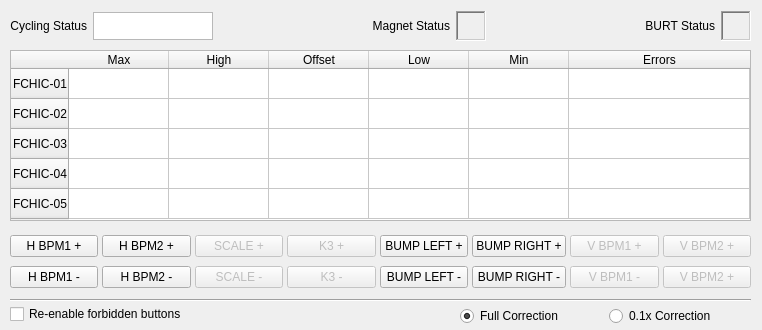
Old version of the form i10.ui in the repository DiamondLightSource/i10switching.
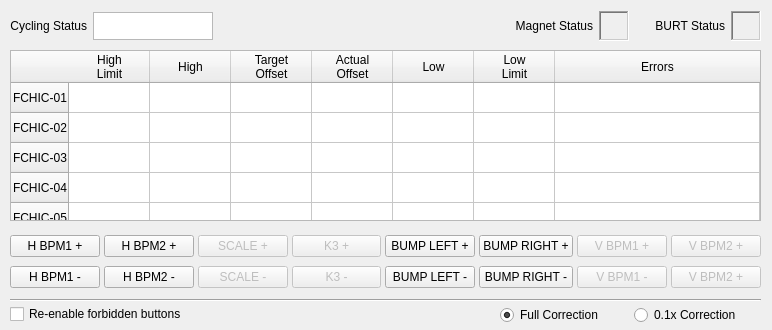
New version of the form.

Commit message: Add extra column and changes names of columns in table

What changed in the file:
```diff
--- a/i10.ui
+++ b/i10.ui
@@ -6,7 +6,7 @@
    <rect>
     <x>0</x>
     <y>0</y>
-    <width>762</width>
+    <width>772</width>
     <height>330</height>
    </rect>
   </property>
@@ -40,7 +40,7 @@
      <rect>
       <x>10</x>
       <y>230</y>
-      <width>741</width>
+      <width>751</width>
       <height>64</height>
      </rect>
     </property>
@@ -213,7 +213,7 @@
      <rect>
       <x>10</x>
       <y>50</y>
-      <width>741</width>
+      <width>751</width>
       <height>171</height>
      </rect>
     </property>
@@ -245,19 +245,25 @@
      <number>5</number>
     </property>
     <property name="columnCount">
-     <number>6</number>
+     <number>7</number>
     </property>
+    <attribute name="horizontalHeaderDefaultSectionSize">
+     <number>81</number>
+    </attribute>
     <attribute name="horizontalHeaderStretchLastSection">
      <bool>true</bool>
     </attribute>
     <attribute name="verticalHeaderStretchLastSection">
-     <bool>false</bool>
+     <bool>true</bool>
     </attribute>
     <attribute name="horizontalHeaderStretchLastSection">
      <bool>true</bool>
     </attribute>
     <attribute name="verticalHeaderStretchLastSection">
-     <bool>false</bool>
+     <bool>true</bool>
+    </attribute>
+    <attribute name="horizontalHeaderDefaultSectionSize">
+     <number>81</number>
     </attribute>
     <row>
      <property name="text">
@@ -286,7 +292,8 @@
     </row>
     <column>
      <property name="text">
-      <string>Max</string>
+      <string>High
+Limit</string>
      </property>
     </column>
     <column>
@@ -296,7 +303,14 @@
     </column>
     <column>
      <property name="text">
-      <string>Offset</string>
+      <string>Target
+Offset</string>
+     </property>
+    </column>
+    <column>
+     <property name="text">
+      <string>Actual
+Offset</string>
      </property>
     </column>
     <column>
@@ -306,7 +320,8 @@
     </column>
     <column>
      <property name="text">
-      <string>Min</string>
+      <string>Low
+Limit</string>
      </property>
     </column>
     <column>
@@ -314,13 +329,18 @@
       <string>Errors</string>
      </property>
     </column>
+    <item row="0" column="0">
+     <property name="text">
+      <string/>
+     </property>
+    </item>
    </widget>
    <widget class="QWidget" name="layoutWidget">
     <property name="geometry">
      <rect>
       <x>10</x>
       <y>10</y>
-      <width>741</width>
+      <width>751</width>
       <height>32</height>
      </rect>
     </property>
@@ -468,6 +488,9 @@
        <property name="orientation">
         <enum>Qt::Horizontal</enum>
        </property>
+       <property name="sizeType">
+        <enum>QSizePolicy::Preferred</enum>
+       </property>
        <property name="sizeHint" stdset="0">
         <size>
          <width>20</width>
@@ -496,7 +519,7 @@
      <rect>
       <x>10</x>
       <y>290</y>
-      <width>741</width>
+      <width>751</width>
       <height>21</height>
      </rect>
     </property>
@@ -507,9 +530,9 @@
    <widget class="QWidget" name="layoutWidget">
     <property name="geometry">
      <rect>
-      <x>460</x>
-      <y>304</y>
-      <width>291</width>
+      <x>500</x>
+      <y>303</y>
+      <width>261</width>
       <height>24</height>
      </rect>
     </property>
```
Left out of the diff: 14 changed lines with no effect on the pictures. The commit also changes 1 other file.
